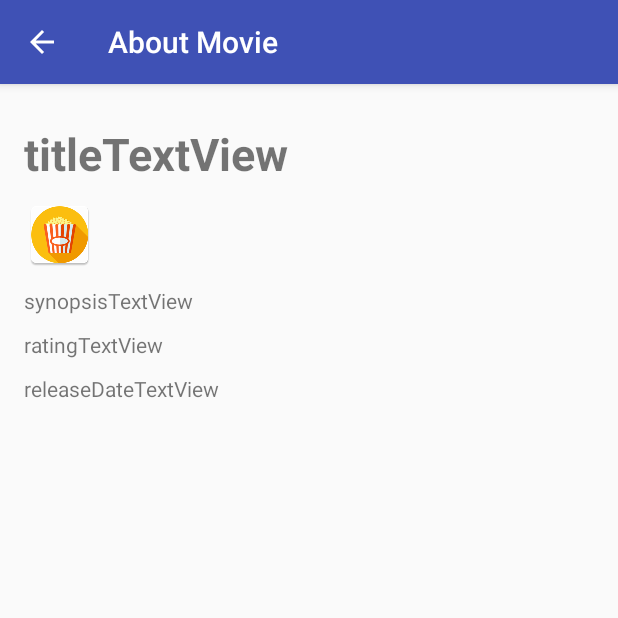
After one commit to calvinchrst/moviesity, an Android app: the DetailActivity screen opened directly, with no data from a screen before it, on a phone screen of 412 x 824 dp, the top half of it. The commit adds this screen. Run offline under Robolectric (Android 15) with nearby library versions, the phone set to English and light mode, and no system bars; our stand-ins replace Picasso; pictures from the network do not load.

Commit message:
Add movie detail
Movie detail shows additional information when a movie poster is clicked.

getPosterFullUrl is moved to Movie Class because it is used in multiple functions (i.e., main discover grid and movie detail).

```diff
--- /dev/null
+++ b/app/src/main/java/com/moviesity/moviesity/DetailActivity.java
@@ -0,0 +1,18 @@
+package com.moviesity.moviesity;
+
+import android.os.Bundle;
+import android.support.v7.app.AppCompatActivity;
+import android.support.v7.widget.Toolbar;
+
+public class DetailActivity extends AppCompatActivity {
+
+    @Override
+    protected void onCreate(Bundle savedInstanceState) {
+        super.onCreate(savedInstanceState);
+        setContentView(R.layout.activity_detail);
+        Toolbar toolbar = (Toolbar) findViewById(R.id.toolbar);
+        setSupportActionBar(toolbar);
+        getSupportActionBar().setDisplayHomeAsUpEnabled(true);
+    }
+
+}
--- /dev/null
+++ b/app/src/main/java/com/moviesity/moviesity/DetailFragment.java
@@ -0,0 +1,61 @@
+package com.moviesity.moviesity;
+
+import android.content.Intent;
+import android.os.Bundle;
+import android.support.v4.app.Fragment;
+import android.util.Log;
+import android.view.LayoutInflater;
+import android.view.View;
+import android.view.ViewGroup;
+import android.widget.ImageView;
+import android.widget.TextView;
+
+import com.squareup.picasso.Picasso;
+
+import java.net.MalformedURLException;
+import java.net.URL;
+
+/**
+ * A placeholder fragment containing a simple view.
+ */
+public class DetailFragment extends Fragment {
+
+    private static String LOG_TAG = DetailFragment.class.getSimpleName();
+
+    public DetailFragment() {
+    }
+
+    @Override
+    public View onCreateView(LayoutInflater inflater, ViewGroup container,
+                             Bundle savedInstanceState) {
+        View rootView = inflater.inflate(R.layout.fragment_detail, container, false);
+
+        // Update View based on intent data (movie)
+        Intent intent = getActivity().getIntent();
+        if (intent != null && intent.hasExtra("parcelable_extra")) {
+            Movie aMovie = intent.getParcelableExtra("parcelable_extra");
+            String releaseDateText = getString(R.string.release_date_label) + ": " +
+                    aMovie.getReleaseDate();
+            String ratingText = getString(R.string.rating_label) + ": " +
+                    aMovie.getUserRating();
+            ((TextView) rootView.findViewById(R.id.titleTextView)).
+                    setText(aMovie.getOriginalTitle());
+            ((TextView) rootView.findViewById(R.id.ratingTextView)).
+                    setText(ratingText);
+            ((TextView) rootView.findViewById(R.id.releaseDateTextView)).
+                    setText(releaseDateText);
+            ((TextView) rootView.findViewById(R.id.synopsisTextView)).
+                    setText(aMovie.getPlotSynopsis());
+            ImageView posterImageView = (ImageView) rootView.findViewById(R.id.posterImageView);
+
+            try {
+                URL posterFullUrl = aMovie.getPosterFullUrl();
+                Picasso.with(getActivity()).load(posterFullUrl.toString()).into(posterImageView);
+            } catch (MalformedURLException m) {
+                Log.e(LOG_TAG, m.getMessage(), m);
+            }
+        }
+
+        return rootView;
+    }
+}
--- /dev/null
+++ b/app/src/main/res/layout/activity_detail.xml
@@ -0,0 +1,26 @@
+<?xml version="1.0" encoding="utf-8"?>
+<android.support.design.widget.CoordinatorLayout xmlns:android="http://schemas.android.com/apk/res/android"
+    xmlns:app="http://schemas.android.com/apk/res-auto"
+    xmlns:tools="http://schemas.android.com/tools"
+    android:layout_width="match_parent"
+    android:layout_height="match_parent"
+    android:fitsSystemWindows="true"
+    tools:context="com.moviesity.moviesity.DetailActivity">
+
+    <android.support.design.widget.AppBarLayout
+        android:layout_width="match_parent"
+        android:layout_height="wrap_content"
+        android:theme="@style/AppTheme.AppBarOverlay">
+
+        <android.support.v7.widget.Toolbar
+            android:id="@+id/toolbar"
+            android:layout_width="match_parent"
+            android:layout_height="?attr/actionBarSize"
+            android:background="?attr/colorPrimary"
+            app:popupTheme="@style/AppTheme.PopupOverlay" />
+
+    </android.support.design.widget.AppBarLayout>
+
+    <include layout="@layout/content_detail" />
+
+</android.support.design.widget.CoordinatorLayout>
--- /dev/null
+++ b/app/src/main/res/layout/fragment_detail.xml
@@ -0,0 +1,55 @@
+<?xml version="1.0" encoding="utf-8"?>
+<RelativeLayout xmlns:android="http://schemas.android.com/apk/res/android"
+    xmlns:app="http://schemas.android.com/apk/res-auto"
+    xmlns:tools="http://schemas.android.com/tools"
+    android:id="@+id/content_detail"
+    android:layout_width="match_parent"
+    android:layout_height="match_parent"
+    android:paddingBottom="@dimen/activity_vertical_margin"
+    android:paddingLeft="@dimen/activity_horizontal_margin"
+    android:paddingRight="@dimen/activity_horizontal_margin"
+    android:paddingTop="@dimen/activity_vertical_margin"
+    tools:context="com.moviesity.moviesity.DetailFragment"
+    tools:showIn="@layout/activity_detail">
+
+    <TextView
+        android:text="titleTextView"
+        android:layout_width="wrap_content"
+        android:layout_height="wrap_content"
+        android:paddingTop = "@dimen/movie_detail_view_vertical_margin"
+        android:id="@+id/titleTextView"
+        android:textSize="@dimen/title_text_size"
+        android:textStyle="normal|bold" />
+
+    <ImageView
+        android:layout_width="wrap_content"
+        android:layout_height="wrap_content"
+        app:srcCompat="@mipmap/ic_launcher"
+        android:id="@+id/posterImageView"
+        android:paddingTop = "@dimen/movie_detail_view_vertical_margin"
+        android:layout_below="@id/titleTextView"/>
+
+    <TextView
+        android:text="synopsisTextView"
+        android:layout_width="wrap_content"
+        android:layout_height="wrap_content"
+        android:id="@+id/synopsisTextView"
+        android:paddingTop = "@dimen/movie_detail_view_vertical_margin"
+        android:layout_below="@id/posterImageView"/>
+
+    <TextView
+        android:text="ratingTextView"
+        android:layout_width="wrap_content"
+        android:layout_height="wrap_content"
+        android:id="@+id/ratingTextView"
+        android:paddingTop = "@dimen/movie_detail_view_vertical_margin"
+        android:layout_below="@id/synopsisTextView"/>
+
+    <TextView
+        android:text="releaseDateTextView"
+        android:layout_width="wrap_content"
+        android:layout_height="wrap_content"
+        android:id="@+id/releaseDateTextView"
+        android:paddingTop = "@dimen/movie_detail_view_vertical_margin"
+        android:layout_below="@id/ratingTextView"/>
+</RelativeLayout>
--- a/app/src/main/res/values/dimens.xml
+++ b/app/src/main/res/values/dimens.xml
@@ -3,4 +3,8 @@
     <dimen name="activity_horizontal_margin">16dp</dimen>
     <dimen name="activity_vertical_margin">16dp</dimen>
 
+    <!-- Movie Detail Dimensions -->
+    <dimen name="movie_detail_view_vertical_margin">10dp</dimen>
+    <dimen name="title_text_size">30sp</dimen>
+
 </resources>
--- a/app/src/main/res/values/strings.xml
+++ b/app/src/main/res/values/strings.xml
@@ -1,6 +1,7 @@
 <resources>
     <string name="app_name">Moviesity</string>
     <string name="title_activity_settings">Settings</string>
+    <string name="title_activity_detail">About Movie</string>
 
     <string name="action_settings">Settings</string>
     <string name="action_refresh">Refresh</string>
@@ -12,4 +13,8 @@
     <string name="pref_sort_key">sort</string>
     <string name="pref_sort_key_popular">popular</string>
     <string name="pref_sort_key_rating">rating</string>
+
+    <!-- Movie Detail Srtring -->
+    <string name="release_date_label">Release Date</string>
+    <string name="rating_label">Rating</string>
 </resources>
```
Also changed, not shown: app/src/main/AndroidManifest.xml (+9 -0 lines), app/src/main/java/com/moviesity/moviesity/DiscoverFragment.java (+22 -18 lines), app/src/main/java/com/moviesity/moviesity/Movie.java (+73 -23 lines), app/src/main/res/layout/content_detail.xml (added, +9 -0 lines), app/src/main/res/menu/menu_detail.xml (added, +10 -0 lines), 1 other file.
